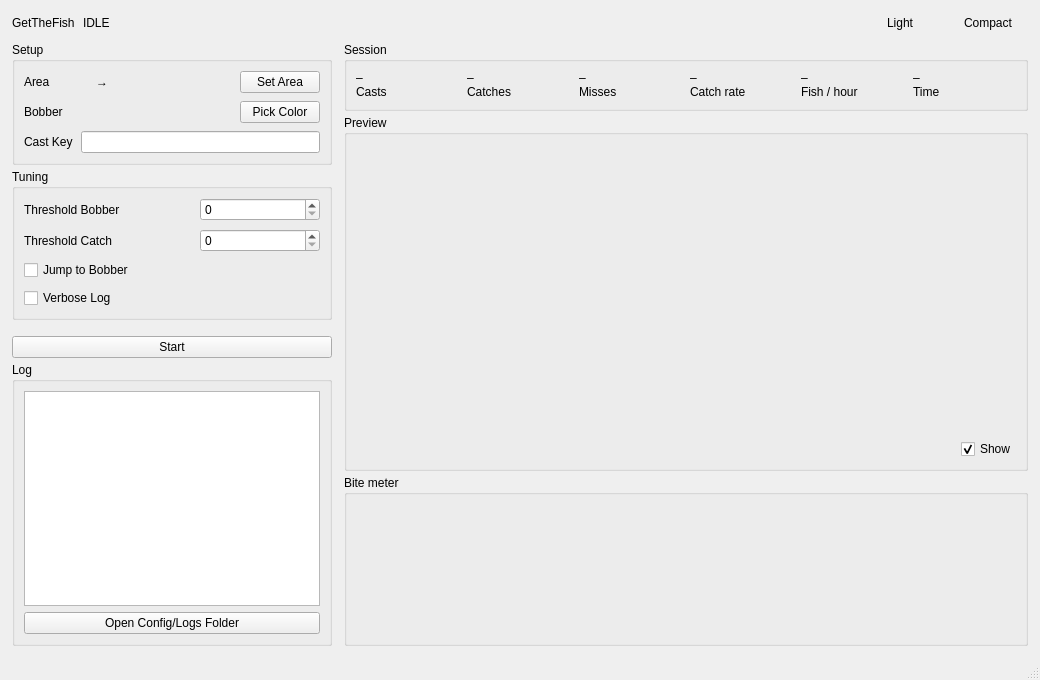
Baumfaust/GetTheFish, file src/getthefish/gui/main.ui: the form before one commit.
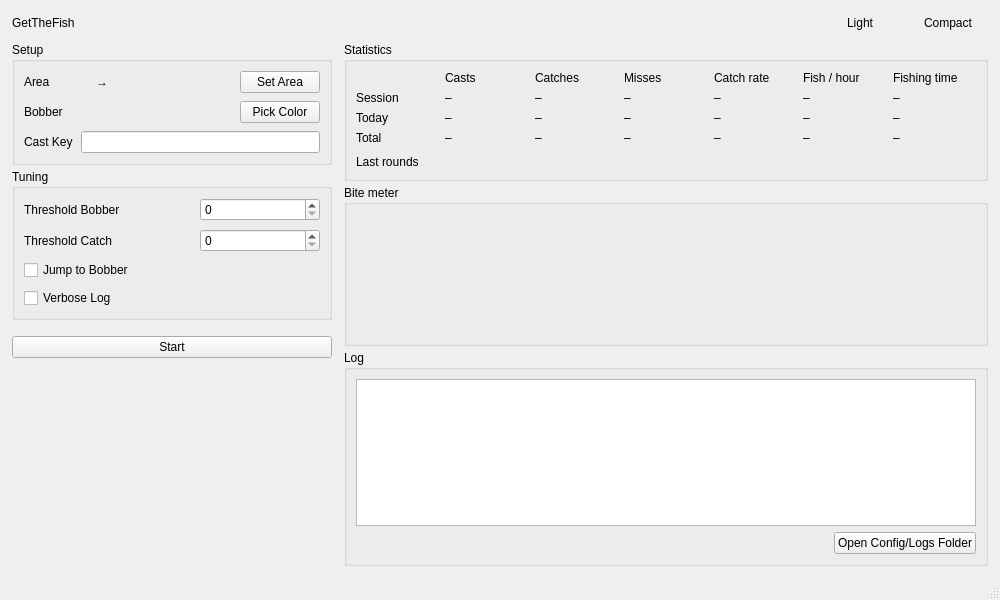
The form after the commit. Custom widgets are drawn as their Qt base class.

Commit message: Add statistics, status LED, round history and app icon

```diff
--- a/src/getthefish/gui/main.ui
+++ b/src/getthefish/gui/main.ui
@@ -6,8 +6,8 @@
    <rect>
     <x>0</x>
     <y>0</y>
-    <width>1040</width>
-    <height>680</height>
+    <width>1000</width>
+    <height>600</height>
    </rect>
   </property>
   <property name="windowTitle">
@@ -43,11 +43,7 @@
        </widget>
       </item>
       <item>
-       <widget class="QLabel" name="stateLabel">
-        <property name="text">
-         <string>IDLE</string>
-        </property>
-       </widget>
+       <widget class="StatusLed" name="statusLed" />
       </item>
       <item>
        <spacer name="headerSpacer">
@@ -307,7 +303,7 @@
              <item row="0" column="1">
               <widget class="QSpinBox" name="thresholdBobberSpinBox">
                <property name="toolTip">
-                <string>Per-channel RGB tolerance when searching the bobber (pink pixels in the preview)</string>
+                <string>Per-channel RGB tolerance when searching for the bobber colour</string>
                </property>
                <property name="sizePolicy">
                 <sizepolicy hsizetype="Fixed" vsizetype="Fixed">
@@ -393,75 +389,40 @@
            </layout>
           </item>
           <item>
-           <widget class="QGroupBox" name="logGroup">
-            <property name="title">
-             <string>Log</string>
+           <spacer name="leftSpacer">
+            <property name="orientation">
+             <enum>Qt::Orientation::Vertical</enum>
             </property>
-            <property name="minimumSize">
+            <property name="sizeHint">
              <size>
-              <width>320</width>
-              <height>0</height>
+              <width>0</width>
+              <height>10</height>
              </size>
             </property>
-            <property name="maximumSize">
-             <size>
-              <width>320</width>
-              <height>16777215</height>
-             </size>
-            </property>
-            <layout class="QVBoxLayout" name="logLayout">
-             <item>
-              <widget class="QPlainTextEdit" name="logView">
-               <property name="readOnly">
-                <bool>true</bool>
-               </property>
-               <property name="maximumBlockCount">
-                <number>500</number>
-               </property>
-              </widget>
-             </item>
-             <item>
-              <widget class="QPushButton" name="openConfigFolderButton">
-               <property name="text">
-                <string>Open Config/Logs Folder</string>
-               </property>
-              </widget>
-             </item>
-            </layout>
-           </widget>
+           </spacer>
           </item>
          </layout>
         </item>
         <item>
-         <layout class="QVBoxLayout" name="rightColumn" stretch="0,1,0">
+         <layout class="QVBoxLayout" name="rightColumn" stretch="0,0,1">
           <property name="spacing">
            <number>4</number>
           </property>
           <item>
            <widget class="QGroupBox" name="sessionGroup">
             <property name="title">
-             <string>Session</string>
+             <string>Statistics</string>
             </property>
-            <layout class="QHBoxLayout" name="statsLayout">
+            <layout class="QVBoxLayout" name="sessionLayout">
              <property name="spacing">
-              <number>8</number>
+              <number>10</number>
              </property>
              <item>
-              <layout class="QVBoxLayout" name="castsLayout">
+              <layout class="QGridLayout" name="statsLayout">
                <property name="spacing">
-                <number>0</number>
+                <number>6</number>
                </property>
-               <item>
-                <widget class="QLabel" name="castsValue">
-                 <property name="text">
-                  <string>–</string>
-                 </property>
-                 <property name="statValue" stdset="0">
-                  <bool>true</bool>
-                 </property>
-                </widget>
-               </item>
-               <item>
+               <item row="0" column="1">
                 <widget class="QLabel" name="castsCaption">
                  <property name="text">
                   <string>Casts</string>
@@ -471,15 +432,8 @@
                  </property>
                 </widget>
                </item>
-              </layout>
-             </item>
-             <item>
-              <layout class="QVBoxLayout" name="catchesLayout">
-               <property name="spacing">
-                <number>0</number>
-               </property>
-               <item>
-                <widget class="QLabel" name="catchesValue">
+               <item row="1" column="1">
+                <widget class="QLabel" name="castsValue">
                  <property name="text">
                   <string>–</string>
                  </property>
@@ -488,7 +442,27 @@
                  </property>
                 </widget>
                </item>
-               <item>
+               <item row="2" column="1">
+                <widget class="QLabel" name="todayCastsValue">
+                 <property name="text">
+                  <string>–</string>
+                 </property>
+                 <property name="statValue" stdset="0">
+                  <bool>true</bool>
+                 </property>
+                </widget>
+               </item>
+               <item row="3" column="1">
+                <widget class="QLabel" name="totalCastsValue">
+                 <property name="text">
+                  <string>–</string>
+                 </property>
+                 <property name="statValue" stdset="0">
+                  <bool>true</bool>
+                 </property>
+                </widget>
+               </item>
+               <item row="0" column="2">
                 <widget class="QLabel" name="catchesCaption">
                  <property name="text">
                   <string>Catches</string>
@@ -498,15 +472,8 @@
                  </property>
                 </widget>
                </item>
-              </layout>
-             </item>
-             <item>
-              <layout class="QVBoxLayout" name="missesLayout">
-               <property name="spacing">
-                <number>0</number>
-               </property>
-               <item>
-                <widget class="QLabel" name="missesValue">
+               <item row="1" column="2">
+                <widget class="QLabel" name="catchesValue">
                  <property name="text">
                   <string>–</string>
                  </property>
@@ -515,7 +482,27 @@
                  </property>
                 </widget>
                </item>
-               <item>
+               <item row="2" column="2">
+                <widget class="QLabel" name="todayCatchesValue">
+                 <property name="text">
+                  <string>–</string>
+                 </property>
+                 <property name="statValue" stdset="0">
+                  <bool>true</bool>
+                 </property>
+                </widget>
+               </item>
+               <item row="3" column="2">
+                <widget class="QLabel" name="totalCatchesValue">
+                 <property name="text">
+                  <string>–</string>
+                 </property>
+                 <property name="statValue" stdset="0">
+                  <bool>true</bool>
+                 </property>
+                </widget>
+               </item>
+               <item row="0" column="3">
                 <widget class="QLabel" name="missesCaption">
                  <property name="text">
                   <string>Misses</string>
@@ -525,15 +512,8 @@
                  </property>
                 </widget>
                </item>
-              </layout>
-             </item>
-             <item>
-              <layout class="QVBoxLayout" name="rateLayout">
-               <property name="spacing">
-                <number>0</number>
-               </property>
-               <item>
-                <widget class="QLabel" name="rateValue">
+               <item row="1" column="3">
+                <widget class="QLabel" name="missesValue">
                  <property name="text">
                   <string>–</string>
                  </property>
@@ -542,7 +522,27 @@
                  </property>
                 </widget>
                </item>
-               <item>
+               <item row="2" column="3">
+                <widget class="QLabel" name="todayMissesValue">
+                 <property name="text">
+                  <string>–</string>
+                 </property>
+                 <property name="statValue" stdset="0">
+                  <bool>true</bool>
+                 </property>
+                </widget>
+               </item>
+               <item row="3" column="3">
+                <widget class="QLabel" name="totalMissesValue">
+                 <property name="text">
+                  <string>–</string>
+                 </property>
+                 <property name="statValue" stdset="0">
+                  <bool>true</bool>
+                 </property>
+                </widget>
+               </item>
+               <item row="0" column="4">
                 <widget class="QLabel" name="rateCaption">
                  <property name="text">
                   <string>Catch rate</string>
@@ -552,15 +552,8 @@
                  </property>
                 </widget>
                </item>
-              </layout>
-             </item>
-             <item>
-              <layout class="QVBoxLayout" name="perHourLayout">
-               <property name="spacing">
-                <number>0</number>
-               </property>
-               <item>
-                <widget class="QLabel" name="perHourValue">
+               <item row="1" column="4">
+                <widget class="QLabel" name="rateValue">
                  <property name="text">
                   <string>–</string>
                  </property>
@@ -569,7 +562,27 @@
                  </property>
                 </widget>
                </item>
-               <item>
+               <item row="2" column="4">
+                <widget class="QLabel" name="todayRateValue">
+                 <property name="text">
+                  <string>–</string>
+                 </property>
+                 <property name="statValue" stdset="0">
+                  <bool>true</bool>
+                 </property>
+                </widget>
+               </item>
+               <item row="3" column="4">
+                <widget class="QLabel" name="totalRateValue">
+                 <property name="text">
+                  <string>–</string>
+                 </property>
+                 <property name="statValue" stdset="0">
+                  <bool>true</bool>
+                 </property>
+                </widget>
+               </item>
+               <item row="0" column="5">
                 <widget class="QLabel" name="perHourCaption">
                  <property name="text">
                   <string>Fish / hour</string>
@@ -579,15 +592,8 @@
                  </property>
                 </widget>
                </item>
-              </layout>
-             </item>
-             <item>
-              <layout class="QVBoxLayout" name="elapsedLayout">
-               <property name="spacing">
-                <number>0</number>
-               </property>
-               <item>
-                <widget class="QLabel" name="elapsedValue">
+               <item row="1" column="5">
+                <widget class="QLabel" name="perHourValue">
                  <property name="text">
                   <string>–</string>
                  </property>
@@ -596,10 +602,90 @@
                  </property>
                 </widget>
                </item>
-               <item>
+               <item row="2" column="5">
+                <widget class="QLabel" name="todayPerHourValue">
+                 <property name="text">
+                  <string>–</string>
+                 </property>
+                 <property name="statValue" stdset="0">
+                  <bool>true</bool>
+                 </property>
+                </widget>
+               </item>
+               <item row="3" column="5">
+                <widget class="QLabel" name="totalPerHourValue">
+                 <property name="text">
+                  <string>–</string>
+                 </property>
+                 <property name="statValue" stdset="0">
+                  <bool>true</bool>
+                 </property>
+                </widget>
+               </item>
+               <item row="0" column="6">
                 <widget class="QLabel" name="elapsedCaption">
                  <property name="text">
-                  <string>Time</string>
+                  <string>Fishing time</string>
+                 </property>
+                 <property name="caption" stdset="0">
+                  <bool>true</bool>
+                 </property>
+                </widget>
+               </item>
+               <item row="1" column="6">
+                <widget class="QLabel" name="elapsedValue">
+                 <property name="text">
+                  <string>–</string>
+                 </property>
+                 <property name="statValue" stdset="0">
+                  <bool>true</bool>
+                 </property>
+                </widget>
+               </item>
+               <item row="2" column="6">
+                <widget class="QLabel" name="todayElapsedValue">
+                 <property name="text">
+                  <string>–</string>
+                 </property>
+                 <property name="statValue" stdset="0">
+                  <bool>true</bool>
+                 </property>
+                </widget>
+               </item>
+               <item row="3" column="6">
+                <widget class="QLabel" name="totalElapsedValue">
+                 <property name="text">
+                  <string>–</string>
+                 </property>
+                 <property name="statValue" stdset="0">
+                  <bool>true</bool>
+                 </property>
+                </widget>
+               </item>
+               <item row="1" column="0">
+                <widget class="QLabel" name="sessionLabel">
+                 <property name="text">
+                  <string>Session</string>
+                 </property>
+                 <property name="caption" stdset="0">
+                  <bool>true</bool>
+                 </property>
+                </widget>
+               </item>
+               <item row="2" column="0">
+                <widget class="QLabel" name="todayLabel">
+                 <property name="text">
+                  <string>Today</string>
+                 </property>
+                 <property name="caption" stdset="0">
+                  <bool>true</bool>
+                 </property>
+                </widget>
+               </item>
+               <item row="3" column="0">
+                <widget class="QLabel" name="totalLabel">
+                 <property name="text">
+                  <string>Total</string>
                  </property>
                  <property name="caption" stdset="0">
                   <bool>true</bool>
@@ -608,60 +694,31 @@
                </item>
               </layout>
              </item>
-            </layout>
-           </widget>
-          </item>
-          <item>
-           <widget class="QGroupBox" name="previewGroup">
-            <property name="title">
-             <string>Preview</string>
-            </property>
-            <layout class="QVBoxLayout" name="previewLayout" stretch="1,0">
              <item>
-              <widget class="PreviewView" name="previewView">
-               <property name="toolTip">
-                <string>Check your area and colour before fishing: pink pixels match the bobber colour, the circle is where the bobber would be found</string>
+              <layout class="QHBoxLayout" name="roundsLayout">
+               <property name="spacing">
+                <number>8</number>
                </property>
-               <property name="sizePolicy">
-                <sizepolicy hsizetype="Expanding" vsizetype="Expanding">
-                 <horstretch>0</horstretch>
-                 <verstretch>0</verstretch>
-                </sizepolicy>
-               </property>
-              </widget>
-             </item>
-             <item>
-              <layout class="QHBoxLayout" name="previewInfoLayout">
                <item>
-                <widget class="QLabel" name="previewInfoLabel">
+                <widget class="QLabel" name="roundsLabel">
                  <property name="text">
-                  <string />
+                  <string>Last rounds</string>
                  </property>
-                </widget>
-               </item>
-               <item>
-                <spacer name="previewInfoSpacer">
-                 <property name="orientation">
-                  <enum>Qt::Orientation::Horizontal</enum>
-                 </property>
-                 <property name="sizeHint">
-                  <size>
-                   <width>10</width>
-                   <height>0</height>
-                  </size>
-                 </property>
-                </spacer>
-               </item>
-               <item>
-                <widget class="QCheckBox" name="previewCheck">
-                 <property name="text">
-                  <string>Show</string>
-                 </property>
-                 <property name="checked">
+                 <property name="caption" stdset="0">
                   <bool>true</bool>
                  </property>
                 </widget>
                </item>
+               <item>
+                <widget class="RoundHistory" name="roundHistory">
+                 <property name="sizePolicy">
+                  <sizepolicy hsizetype="Expanding" vsizetype="Fixed">
+                   <horstretch>0</horstretch>
+                   <verstretch>0</verstretch>
+                  </sizepolicy>
+                 </property>
+                </widget>
+               </item>
               </layout>
              </item>
             </layout>
@@ -678,7 +735,7 @@
                <property name="minimumSize">
                 <size>
                  <width>0</width>
-                 <height>130</height>
+                 <height>120</height>
                 </size>
                </property>
               </widget>
@@ -686,6 +743,49 @@
             </layout>
            </widget>
           </item>
+          <item>
+           <widget class="QGroupBox" name="logGroup">
+            <property name="title">
+             <string>Log</string>
+            </property>
+            <layout class="QVBoxLayout" name="logLayout">
+             <item>
+              <widget class="QPlainTextEdit" name="logView">
+               <property name="readOnly">
+                <bool>true</bool>
+               </property>
+               <property name="maximumBlockCount">
+                <number>500</number>
+               </property>
+              </widget>
+             </item>
+             <item>
+              <layout class="QHBoxLayout" name="logButtonLayout">
+               <item>
+                <spacer name="logButtonSpacer">
+                 <property name="orientation">
+                  <enum>Qt::Orientation::Horizontal</enum>
+                 </property>
+                 <property name="sizeHint">
+                  <size>
+                   <width>10</width>
+                   <height>0</height>
+                  </size>
+                 </property>
+                </spacer>
+               </item>
+               <item>
+                <widget class="QPushButton" name="openConfigFolderButton">
+                 <property name="text">
+                  <string>Open Config/Logs Folder</string>
+                 </property>
+                </widget>
+               </item>
+              </layout>
+             </item>
+            </layout>
+           </widget>
+          </item>
          </layout>
         </item>
        </layout>
@@ -715,15 +815,181 @@
          </widget>
         </item>
         <item>
-         <widget class="QLabel" name="compactStatsLabel">
-          <property name="text">
-           <string />
-          </property>
-          <property name="caption" stdset="0">
-           <bool>true</bool>
+         <widget class="RoundHistory" name="compactRoundHistory">
+          <property name="sizePolicy">
+           <sizepolicy hsizetype="Expanding" vsizetype="Fixed">
+            <horstretch>0</horstretch>
+            <verstretch>0</verstretch>
+           </sizepolicy>
           </property>
          </widget>
         </item>
+        <item>
+         <layout class="QGridLayout" name="compactStatsLayout" columnstretch="1,1,1,1">
+          <property name="spacing">
+           <number>2</number>
+          </property>
+          <item row="0" column="1">
+           <widget class="QLabel" name="compactCaughtCaption">
+            <property name="text">
+             <string>Caught</string>
+            </property>
+            <property name="caption" stdset="0">
+             <bool>true</bool>
+            </property>
+            <property name="alignment">
+             <set>Qt::AlignmentFlag::AlignRight|Qt::AlignmentFlag::AlignVCenter</set>
+            </property>
+           </widget>
+          </item>
+          <item row="0" column="2">
+           <widget class="QLabel" name="compactRateCaption">
+            <property name="text">
+             <string>Rate</string>
+            </property>
+            <property name="caption" stdset="0">
+             <bool>true</bool>
+            </property>
+            <property name="alignment">
+             <set>Qt::AlignmentFlag::AlignRight|Qt::AlignmentFlag::AlignVCenter</set>
+            </property>
+           </widget>
+          </item>
+          <item row="0" column="3">
+           <widget class="QLabel" name="compactTimeCaption">
+            <property name="text">
+             <string>Time</string>
+            </property>
+            <property name="caption" stdset="0">
+             <bool>true</bool>
+            </property>
+            <property name="alignment">
+             <set>Qt::AlignmentFlag::AlignRight|Qt::AlignmentFlag::AlignVCenter</set>
+            </property>
+           </widget>
+          </item>
+          <item row="1" column="0">
+           <widget class="QLabel" name="compactSessionLabel">
+            <property name="text">
+             <string>Session</string>
+            </property>
+            <property name="caption" stdset="0">
+             <bool>true</bool>
+            </property>
+           </widget>
+          </item>
+          <item row="1" column="1">
+           <widget class="QLabel" name="compactSessionCatches">
+            <property name="text">
+             <string>–</string>
+            </property>
+            <property name="alignment">
+             <set>Qt::AlignmentFlag::AlignRight|Qt::AlignmentFlag::AlignVCenter</set>
+            </property>
+           </widget>
+          </item>
+          <item row="1" column="2">
+           <widget class="QLabel" name="compactSessionRate">
+            <property name="text">
+             <string>–</string>
+            </property>
+            <property name="alignment">
+             <set>Qt::AlignmentFlag::AlignRight|Qt::AlignmentFlag::AlignVCenter</set>
+            </property>
+           </widget>
+          </item>
+          <item row="1" column="3">
+           <widget class="QLabel" name="compactSessionTime">
+            <property name="text">
+             <string>–</string>
+            </property>
+            <property name="alignment">
+             <set>Qt::AlignmentFlag::AlignRight|Qt::AlignmentFlag::AlignVCenter</set>
+            </property>
+           </widget>
+          </item>
+          <item row="2" column="0">
+           <widget class="QLabel" name="compactTodayLabel">
+            <property name="text">
+             <string>Today</string>
+            </property>
+            <property name="caption" stdset="0">
+             <bool>true</bool>
+            </property>
+           </widget>
+          </item>
+          <item row="2" column="1">
+           <widget class="QLabel" name="compactTodayCatches">
+            <property name="text">
+             <string>–</string>
+            </property>
+            <property name="alignment">
+             <set>Qt::AlignmentFlag::AlignRight|Qt::AlignmentFlag::AlignVCenter</set>
+            </property>
+           </widget>
+          </item>
+          <item row="2" column="2">
+           <widget class="QLabel" name="compactTodayRate">
+            <property name="text">
+             <string>–</string>
+            </property>
+            <property name="alignment">
+             <set>Qt::AlignmentFlag::AlignRight|Qt::AlignmentFlag::AlignVCenter</set>
+            </property>
+           </widget>
+          </item>
+          <item row="2" column="3">
+           <widget class="QLabel" name="compactTodayTime">
+            <property name="text">
+             <string>–</string>
+            </property>
+            <property name="alignment">
+             <set>Qt::AlignmentFlag::AlignRight|Qt::AlignmentFlag::AlignVCenter</set>
+            </property>
+           </widget>
+          </item>
+          <item row="3" column="0">
+           <widget class="QLabel" name="compactTotalLabel">
+            <property name="text">
+             <string>Total</string>
+            </property>
+            <property name="caption" stdset="0">
+             <bool>true</bool>
+            </property>
+           </widget>
+          </item>
+          <item row="3" column="1">
+           <widget class="QLabel" name="compactTotalCatches">
+            <property name="text">
+             <string>–</string>
+            </property>
+            <property name="alignment">
+             <set>Qt::AlignmentFlag::AlignRight|Qt::AlignmentFlag::AlignVCenter</set>
+            </property>
+           </widget>
+          </item>
+          <item row="3" column="2">
+           <widget class="QLabel" name="compactTotalRate">
+            <property name="text">
+             <string>–</string>
+            </property>
+            <property name="alignment">
+             <set>Qt::AlignmentFlag::AlignRight|Qt::AlignmentFlag::AlignVCenter</set>
+            </property>
+           </widget>
+          </item>
+          <item row="3" column="3">
+           <widget class="QLabel" name="compactTotalTime">
+            <property name="text">
+             <string>–</string>
+            </property>
+            <property name="alignment">
+             <set>Qt::AlignmentFlag::AlignRight|Qt::AlignmentFlag::AlignVCenter</set>
+            </property>
+           </widget>
+          </item>
+         </layout>
+        </item>
         <item>
          <widget class="BiteMeter" name="compactMeter">
           <property name="minimumSize">
@@ -744,7 +1010,7 @@
  </widget>
  <customwidgets>
   <customwidget>
-   <class>PreviewView</class>
+   <class>StatusLed</class>
    <extends>QWidget</extends>
    <header>getthefish.gui.widgets</header>
   </customwidget>
@@ -753,6 +1019,11 @@
    <extends>QWidget</extends>
    <header>getthefish.gui.widgets</header>
   </customwidget>
+  <customwidget>
+   <class>RoundHistory</class>
+   <extends>QWidget</extends>
+   <header>getthefish.gui.widgets</header>
+  </customwidget>
  </customwidgets>
  <resources />
  <connections />
```
The commit also changes 14 other files.
